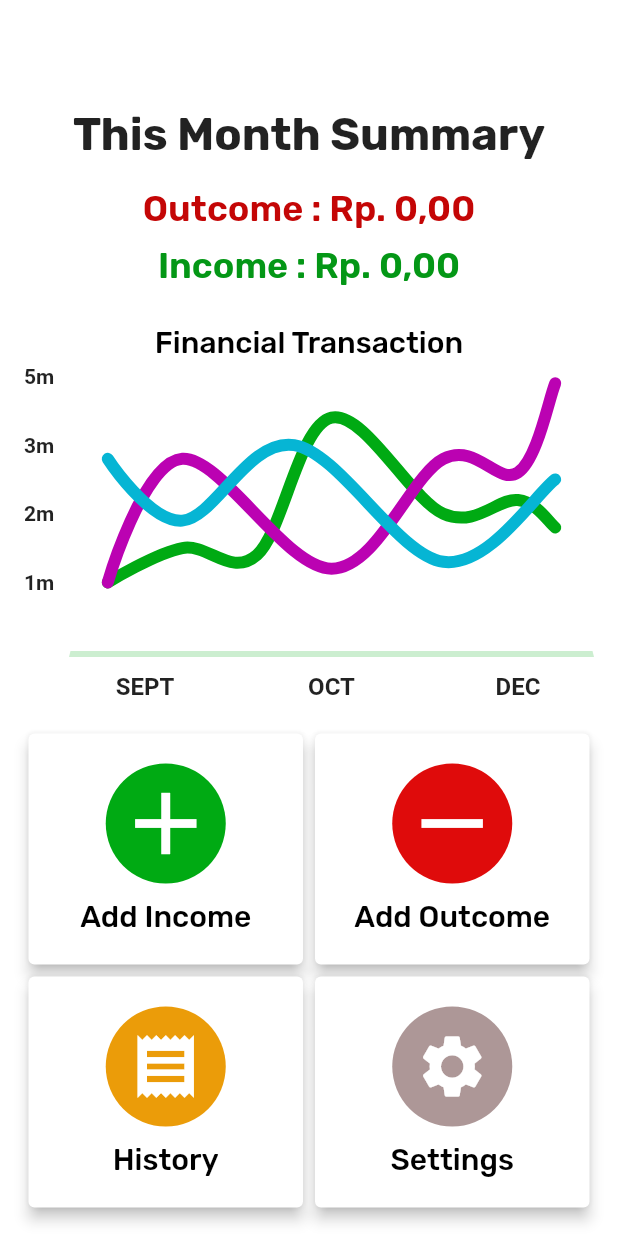
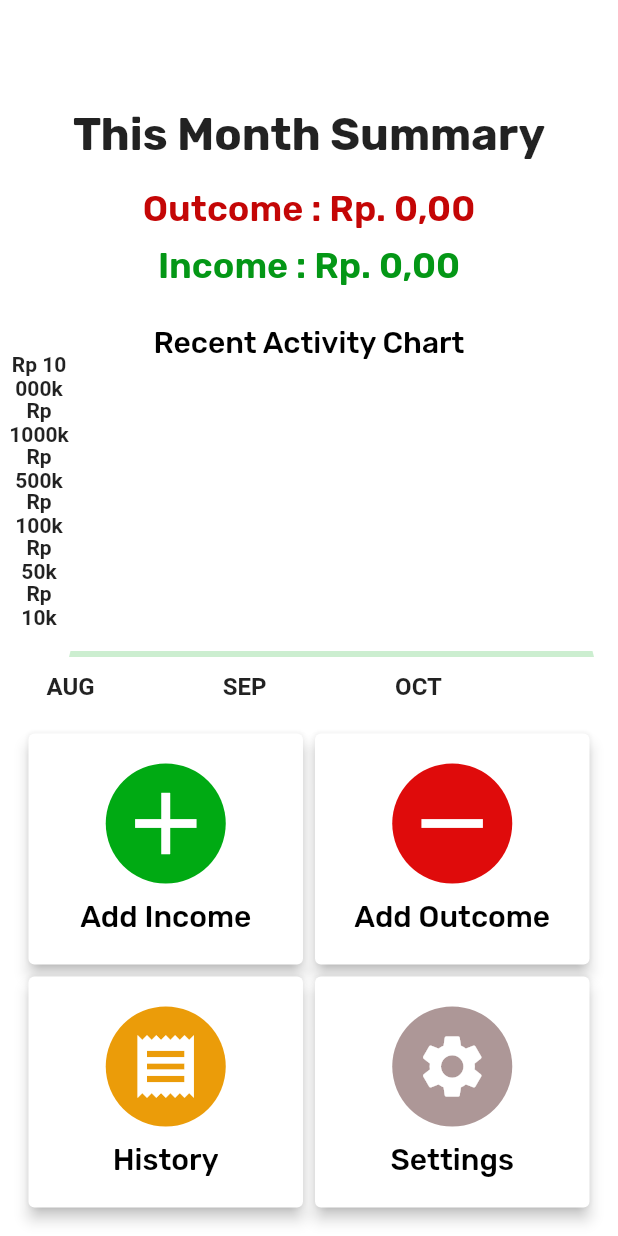
Before and after one commit to daffavcd/ControlGreediness, a Flutter app: the Dashboard screen opened directly, on a phone screen of 412 x 824 dp. Run offline on Flutter 3.47's test engine with Material 2 defaults, Android fonts, the light colour scheme and no system bars; drawn by our look-alikes of fl_chart, loader_overlay; our stand-ins replace flutter_spinkit, google_fonts, sqflite; accounts and stored records are empty.

Commit message:
add sort by desc on history, chart on dashboard. NB: the FL chart seems to be very limited, i cannot make the X axis and Y axis range to be as highest as i want, so basically it means that you have to change the value chart to the small value of it e.g. Rp 1.000.000 to 5.00, Rp 10.000.000 to 10.00,etc

```diff
--- a/lib/pages/dashboard.dart
+++ b/lib/pages/dashboard.dart
@@ -14,15 +14,12 @@ import 'outcome.dart';
 import 'setting.dart';
 
 class _LineChart extends StatelessWidget {
-  const _LineChart({required this.isShowingMainData});
-
-  final bool isShowingMainData;
+  const _LineChart({required this.histories});
+  final List histories;
 
   @override
   Widget build(BuildContext context) {
-    return LineChart(
-      isShowingMainData ? sampleData1 : sampleData2,
-    );
+    return LineChart(sampleData1);
   }
 
   LineChartData get sampleData1 => LineChartData(
@@ -32,19 +29,7 @@ class _LineChart extends StatelessWidget {
         borderData: borderData,
         lineBarsData: lineBarsData1,
         minX: 0,
-        maxX: 14,
-        maxY: 4,
-        minY: 0,
-      );
-
-  LineChartData get sampleData2 => LineChartData(
-        lineTouchData: lineTouchData2,
-        gridData: gridData,
-        titlesData: titlesData2,
-        borderData: borderData,
-        lineBarsData: lineBarsData2,
-        minX: 0,
-        maxX: 14,
+        maxX: 3,
         maxY: 6,
         minY: 0,
       );
@@ -52,7 +37,7 @@ class _LineChart extends StatelessWidget {
   LineTouchData get lineTouchData1 => LineTouchData(
         handleBuiltInTouches: true,
         touchTooltipData: LineTouchTooltipData(
-          tooltipBgColor: Colors.blueGrey.withOpacity(0.8),
+          tooltipBgColor: Color.fromARGB(255, 0, 0, 0).withOpacity(0.8),
         ),
       );
 
@@ -72,34 +57,8 @@ class _LineChart extends StatelessWidget {
       );
 
   List<LineChartBarData> get lineBarsData1 => [
-        lineChartBarData1_1,
-        lineChartBarData1_2,
-        lineChartBarData1_3,
-      ];
-
-  LineTouchData get lineTouchData2 => LineTouchData(
-        enabled: false,
-      );
-
-  FlTitlesData get titlesData2 => FlTitlesData(
-        bottomTitles: AxisTitles(
-          sideTitles: bottomTitles,
-        ),
-        rightTitles: AxisTitles(
-          sideTitles: SideTitles(showTitles: false),
-        ),
-        topTitles: AxisTitles(
-          sideTitles: SideTitles(showTitles: false),
-        ),
-        leftTitles: AxisTitles(
-          sideTitles: leftTitles(),
-        ),
-      );
-
-  List<LineChartBarData> get lineBarsData2 => [
-        lineChartBarData2_1,
-        lineChartBarData2_2,
-        lineChartBarData2_3,
+        lineChartBarData1_Income,
+        lineChartBarData1_Outcome,
       ];
 
   Widget leftTitleWidgets(double value, TitleMeta meta) {
@@ -110,19 +69,22 @@ class _LineChart extends StatelessWidget {
     String text;
     switch (value.toInt()) {
       case 1:
-        text = '1m';
+        text = 'Rp 10k';
         break;
       case 2:
-        text = '2m';
+        text = 'Rp 50k';
         break;
       case 3:
-        text = '3m';
+        text = 'Rp 100k';
         break;
       case 4:
-        text = '5m';
+        text = 'Rp 500k';
         break;
       case 5:
-        text = '6m';
+        text = 'Rp 1000k';
+        break;
+      case 6:
+        text = 'Rp 10000k';
         break;
       default:
         return Container();
@@ -143,16 +105,17 @@ class _LineChart extends StatelessWidget {
       fontWeight: FontWeight.bold,
       fontSize: 16,
     );
+
     Widget text;
     switch (value.toInt()) {
+      case 0:
+        text = const Text('AUG', style: style);
+        break;
+      case 1:
+        text = const Text('SEP', style: style);
+        break;
       case 2:
-        text = const Text('SEPT', style: style);
-        break;
-      case 7:
         text = const Text('OCT', style: style);
-        break;
-      case 12:
-        text = const Text('DEC', style: style);
         break;
       default:
         text = const Text('');
@@ -179,7 +142,7 @@ class _LineChart extends StatelessWidget {
         show: true,
         border: Border(
           bottom: BorderSide(
-              color: Color.fromARGB(255, 0, 170, 19).withOpacity(0.2),
+              color: const Color.fromARGB(255, 2, 172, 22).withOpacity(0.2),
               width: 4),
           left: const BorderSide(color: Colors.transparent),
           right: const BorderSide(color: Colors.transparent),
@@ -187,115 +150,119 @@ class _LineChart extends StatelessWidget {
         ),
       );
 
-  LineChartBarData get lineChartBarData1_1 => LineChartBarData(
+  LineChartBarData get lineChartBarData1_Income => LineChartBarData(
         isCurved: true,
-        color: Color.fromARGB(255, 0, 170, 19),
+        color: const Color.fromARGB(255, 0, 255, 30),
         barWidth: 8,
         isStrokeCapRound: true,
         dotData: FlDotData(show: false),
         belowBarData: BarAreaData(show: false),
-        spots: const [
-          FlSpot(1, 1),
-          FlSpot(3, 1.5),
-          FlSpot(5, 1.4),
-          FlSpot(7, 3.4),
-          FlSpot(10, 2),
-          FlSpot(12, 2.2),
-          FlSpot(13, 1.8),
-        ],
+        spots: _getIncomeSpots(),
       );
 
-  LineChartBarData get lineChartBarData1_2 => LineChartBarData(
+  LineChartBarData get lineChartBarData1_Outcome => LineChartBarData(
         isCurved: true,
-        color: Color.fromARGB(255, 187, 2, 178),
-        barWidth: 8,
-        isStrokeCapRound: true,
-        dotData: FlDotData(show: false),
-        belowBarData: BarAreaData(
-          show: false,
-          color: Color.fromARGB(255, 187, 2, 178).withOpacity(0),
-        ),
-        spots: const [
-          FlSpot(1, 1),
-          FlSpot(3, 2.8),
-          FlSpot(7, 1.2),
-          FlSpot(10, 2.8),
-          FlSpot(12, 2.6),
-          FlSpot(13, 3.9),
-        ],
-      );
-
-  LineChartBarData get lineChartBarData1_3 => LineChartBarData(
-        isCurved: true,
-        color: Color.fromARGB(255, 6, 181, 212),
+        color: const Color.fromARGB(255, 255, 0, 0),
         barWidth: 8,
         isStrokeCapRound: true,
         dotData: FlDotData(show: false),
         belowBarData: BarAreaData(show: false),
-        spots: const [
-          FlSpot(1, 2.8),
-          FlSpot(3, 1.9),
-          FlSpot(6, 3),
-          FlSpot(10, 1.3),
-          FlSpot(13, 2.5),
-        ],
+        spots: _getOutcomeSpots(),
       );
 
-  LineChartBarData get lineChartBarData2_1 => LineChartBarData(
-        isCurved: true,
-        curveSmoothness: 0,
-        color: Color.fromARGB(255, 0, 170, 19).withOpacity(0.5),
-        barWidth: 4,
-        isStrokeCapRound: true,
-        dotData: FlDotData(show: false),
-        belowBarData: BarAreaData(show: false),
-        spots: const [
-          FlSpot(1, 1),
-          FlSpot(3, 4),
-          FlSpot(5, 1.8),
-          FlSpot(7, 5),
-          FlSpot(10, 2),
-          FlSpot(12, 2.2),
-          FlSpot(13, 1.8),
-        ],
-      );
+  List<FlSpot> _getIncomeSpots() {
+    List<FlSpot> incomeSpots = [];
 
-  LineChartBarData get lineChartBarData2_2 => LineChartBarData(
-        isCurved: true,
-        color: Color.fromARGB(255, 187, 2, 178).withOpacity(0.5),
-        barWidth: 4,
-        isStrokeCapRound: true,
-        dotData: FlDotData(show: false),
-        belowBarData: BarAreaData(
-          show: true,
-          color: Color.fromARGB(255, 187, 2, 178).withOpacity(0.2),
-        ),
-        spots: const [
-          FlSpot(1, 1),
-          FlSpot(3, 2.8),
-          FlSpot(7, 1.2),
-          FlSpot(10, 2.8),
-          FlSpot(12, 2.6),
-          FlSpot(13, 3.9),
-        ],
-      );
+    // Sort the histories list by date
+    histories.sort((a, b) {
+      final dateA = DateFormat("yMMMMd", "en_US").parse(a.date);
+      final dateB = DateFormat("yMMMMd", "en_US").parse(b.date);
+      return dateA.compareTo(dateB);
+    });
 
-  LineChartBarData get lineChartBarData2_3 => LineChartBarData(
-        isCurved: true,
-        curveSmoothness: 0,
-        color: Color.fromARGB(255, 6, 181, 212).withOpacity(0.5),
-        barWidth: 2,
-        isStrokeCapRound: true,
-        dotData: FlDotData(show: true),
-        belowBarData: BarAreaData(show: false),
-        spots: const [
-          FlSpot(1, 3.8),
-          FlSpot(3, 1.9),
-          FlSpot(6, 5),
-          FlSpot(10, 3.3),
-          FlSpot(13, 4.5),
-        ],
-      );
+    for (int i = 0; i < histories.length; i++) {
+      final history = histories[i];
+      if (history.type == "Income") {
+        final incomeValue = double.parse(history.amount);
+        double mappedValue;
+        double monthInNumber;
+
+        // Convert the date to a DateTime object
+        final transactionDate =
+            DateFormat("yMMMMd", "en_US").parse(history.date);
+
+        // Extract the month as a double
+        monthInNumber = transactionDate.month.toDouble();
+
+        if (incomeValue <= 10000) {
+          mappedValue = 1; // Represents 0-10000
+        } else if (incomeValue <= 50000) {
+          mappedValue = 2; // Represents 10000-50000
+        } else if (incomeValue <= 100000) {
+          mappedValue = 3; // Represents 'Rp 100k'
+        } else if (incomeValue <= 500000) {
+          mappedValue = 4; // Represents 'Rp 500k'
+        } else if (incomeValue <= 1000000) {
+          mappedValue = 5; // Represents 'Rp 1000k'
+        } else {
+          mappedValue = 6; // Represents 'Rp 10000k'
+        }
+        // CHANGE THE MINUS (-8.0) TO ADJUSTING THE LEAST OF THREE MONTH THAT YOU WANT (ASUMING I WANTT THE STARTING CHART TO BE AUGUST)
+        // THE LIBRARY IS TOO LIMITED, IT"S ONLY PROVIDE STATIC GODDAMMINT
+        incomeSpots.add(FlSpot(monthInNumber - 8.0, mappedValue));
+      }
+    }
+
+    // print(incomeSpots);
+    return incomeSpots;
+  }
+
+  List<FlSpot> _getOutcomeSpots() {
+    List<FlSpot> outcomeSpots = [];
+
+    // Sort the histories list by date
+    histories.sort((a, b) {
+      final dateA = DateFormat("yMMMMd", "en_US").parse(a.date);
+      final dateB = DateFormat("yMMMMd", "en_US").parse(b.date);
+      return dateA.compareTo(dateB);
+    });
+
+    for (int i = 0; i < histories.length; i++) {
+      final history = histories[i];
+      if (history.type == "Outcome") {
+        final outcomeValue = double.parse(history.amount);
+        double mappedValue;
+        double monthInNumber;
+
+        // Convert the date to a DateTime object
+        final transactionDate =
+            DateFormat("yMMMMd", "en_US").parse(history.date);
+
+        // Extract the month as a double
+        monthInNumber = transactionDate.month.toDouble();
+
+        if (outcomeValue <= 10000) {
+          mappedValue = 1; // Represents 0-10000
+        } else if (outcomeValue <= 50000) {
+          mappedValue = 2; // Represents 10000-50000
+        } else if (outcomeValue <= 100000) {
+          mappedValue = 3; // Represents 'Rp 100k'
+        } else if (outcomeValue <= 500000) {
+          mappedValue = 4; // Represents 'Rp 500k'
+        } else if (outcomeValue <= 1000000) {
+          mappedValue = 5; // Represents 'Rp 1000k'
+        } else {
+          mappedValue = 6; // Represents 'Rp 10000k'
+        }
+        // CHANGE THE MINUS (-8.0) TO ADJUSTING THE LEAST OF THREE MONTH THAT YOU WANT (ASUMING I WANTT THE STARTING CHART TO BE AUGUST)
+        // THE LIBRARY IS TOO LIMITED, IT"S ONLY PROVIDE STATIC GODDAMMINT
+        outcomeSpots.add(FlSpot(monthInNumber - 8.0, mappedValue));
+      }
+    }
+    // print(outcomeSpots);
+
+    return outcomeSpots;
+  }
 }
 
 class Dashboard extends StatefulWidget {
@@ -306,7 +273,6 @@ class Dashboard extends StatefulWidget {
 }
 
 class _DashboardState extends State<Dashboard> {
-  late bool isShowingMainData;
   List histories = [];
   String totalOutcome = "0";
   String totalIncome = "0";
@@ -320,11 +286,23 @@ class _DashboardState extends State<Dashboard> {
     try {
       var transactions = await transactionHelper.fetchTransactions();
 
+      // Get the current date
+      final now = DateTime.now();
+
       for (var transaction in transactions) {
-        if (transaction.type == "Income") {
-          incomeTotal += double.parse(transaction.amount);
-        } else {
-          outcomeTotal += double.parse(transaction.amount);
+        // Parse the transaction date string into a DateTime object
+        final transactionDate =
+            DateFormat("yMMMMd", "en_US").parse(transaction.date);
+        // print(transactionDate);
+        // Check if the transaction date is in the current month and year
+        if (transactionDate.month == now.month &&
+            transactionDate.year == now.year) {
+          if (transaction.type == "Income") {
+            incomeTotal += double.parse(transaction.amount);
+            // print(incomeTotal);
+          } else {
+            outcomeTotal += double.parse(transaction.amount);
+          }
         }
       }
 
@@ -347,7 +325,6 @@ class _DashboardState extends State<Dashboard> {
   void initState() {
     super.initState();
     initialize();
-    isShowingMainData = true;
   }
 
   @override
@@ -423,7 +400,7 @@ class _DashboardState extends State<Dashboard> {
             ),
             // CHART HERE
             Text(
-              'Financial Transaction',
+              'Recent Activity Chart',
               style: GoogleFonts.rubik(
                 textStyle: const TextStyle(
                   fontWeight: FontWeight.w500,
@@ -439,7 +416,7 @@ class _DashboardState extends State<Dashboard> {
             Expanded(
               child: Padding(
                 padding: const EdgeInsets.only(right: 16, left: 6),
-                child: _LineChart(isShowingMainData: isShowingMainData),
+                child: _LineChart(histories: histories),
               ),
             ),
             Padding(
--- a/lib/pages/history.dart
+++ b/lib/pages/history.dart
@@ -25,6 +25,13 @@ class _HistoryState extends State<History> {
   Future initialize() async {
     try {
       var transactions = await transactionHelper.fetchTransactions();
+
+      // SORT BY DATE
+      transactions.sort((a, b) {
+        final dateA = DateFormat("yMMMMd", "en_US").parse(a.date);
+        final dateB = DateFormat("yMMMMd", "en_US").parse(b.date);
+        return dateB.compareTo(dateA);
+      });
 
       setState(() {
         histories = transactions;
```
